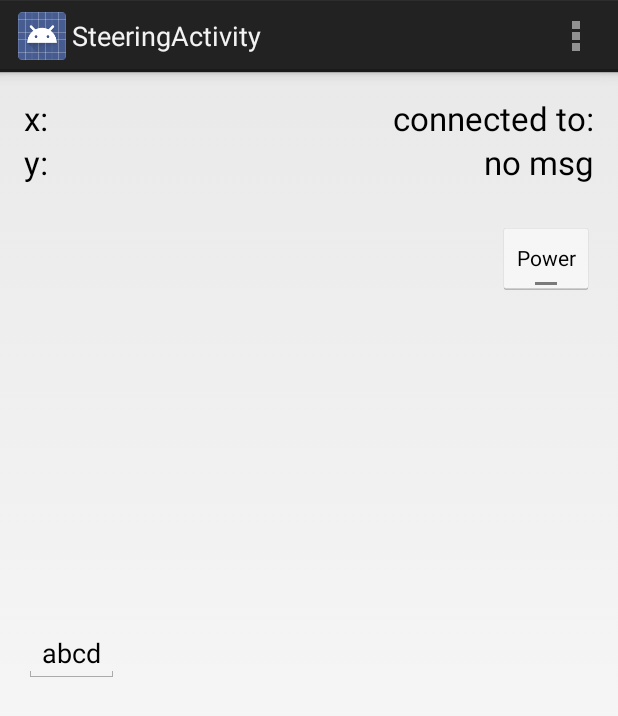
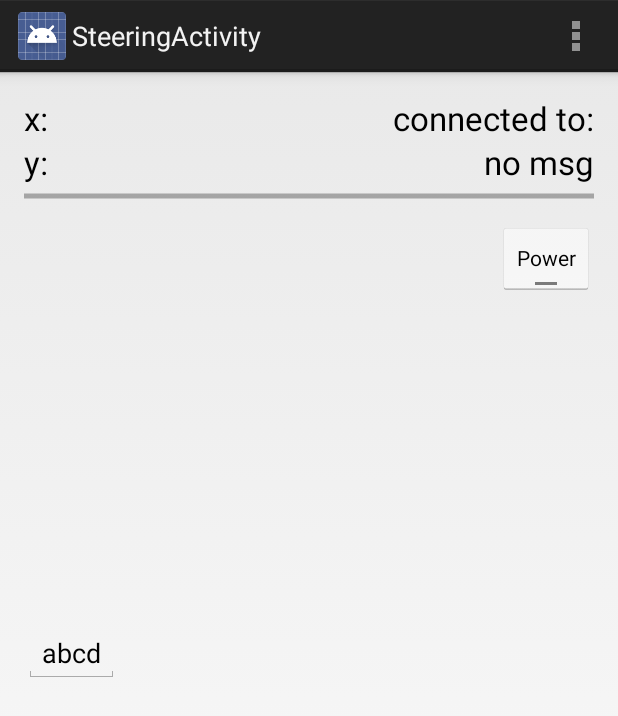
Before and after one commit to jakubt33/Hexapod, an Android app: the SteeringActivity screen opened directly, with no data from a screen before it, on a phone screen of 412 x 824 dp. Shown: the top 716 px of the screen. Run offline under Robolectric (Android 15) with nearby library versions, the phone set to English and light mode, and no system bars; 1 statement that could not run was skipped.

Commit message:
progressBar(during connection establishing process)

```diff
--- a/Android/Hexapod/app/src/main/java/com/jtrzyna/hexapod/SteeringActivity.java
+++ b/Android/Hexapod/app/src/main/java/com/jtrzyna/hexapod/SteeringActivity.java
@@ -16,6 +16,7 @@ import android.view.View;
 import android.widget.Button;
 import android.widget.EditText;
 import android.widget.ListView;
+import android.widget.ProgressBar;
 import android.widget.RadioButton;
 import android.widget.TextView;
 import android.widget.Toast;
@@ -48,6 +49,7 @@ public class SteeringActivity extends Activity {
     EditText messageToSend;
     TextView btTargetName;
     TextView messageReceived;
+    ProgressBar progressBar;
 
     CountDownTimer messageHandler;
     CountDownTimer waitForConnection;
@@ -113,6 +115,7 @@ public class SteeringActivity extends Activity {
 
     private void init(){
 
+        progressBar = (ProgressBar)findViewById(R.id.progressBar);
         devices = new ArrayList<BluetoothDevice>();
         messageToSend = (EditText) findViewById(R.id.editText);
         messageToSend.setText("abcd");
@@ -122,12 +125,15 @@ public class SteeringActivity extends Activity {
         messageReceived = (TextView)findViewById(R.id.textReceived);
         power = (ToggleButton)findViewById(R.id.bPower);
 
+
         waitForConnection = new CountDownTimer(3000, 30) {
             public void onTick(long millisUntilFinished) {
-                messageReceived.setText("remaining: " + millisUntilFinished / 30);
+                progressBar.setProgress(100-(int)millisUntilFinished/30);
             }
 
             public void onFinish() {
+                progressBar.setVisibility(View.INVISIBLE);
+                Toast.makeText(getApplicationContext(), "Connection ready!", Toast.LENGTH_SHORT).show();
                 messageHandler.start();
             }
         };
--- a/Android/Hexapod/app/src/main/res/layout/activity_steering.xml
+++ b/Android/Hexapod/app/src/main/res/layout/activity_steering.xml
@@ -64,5 +64,13 @@
         android:layout_alignEnd="@+id/textReceived"
         android:layout_marginTop="25dp" />
 
+    <ProgressBar
+        style="?android:attr/progressBarStyleHorizontal"
+        android:layout_width="fill_parent"
+        android:layout_height="wrap_content"
+        android:id="@+id/progressBar"
+        android:layout_below="@+id/textReceived"
+        android:layout_centerHorizontal="true" />
+
 
 </RelativeLayout>
```
